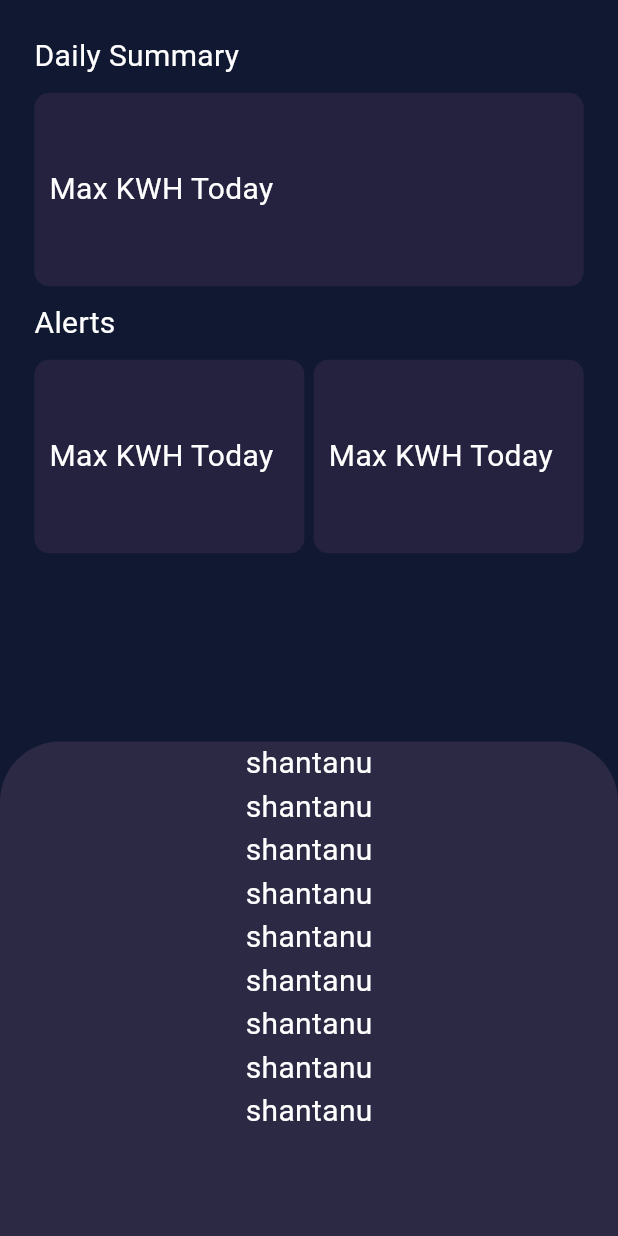
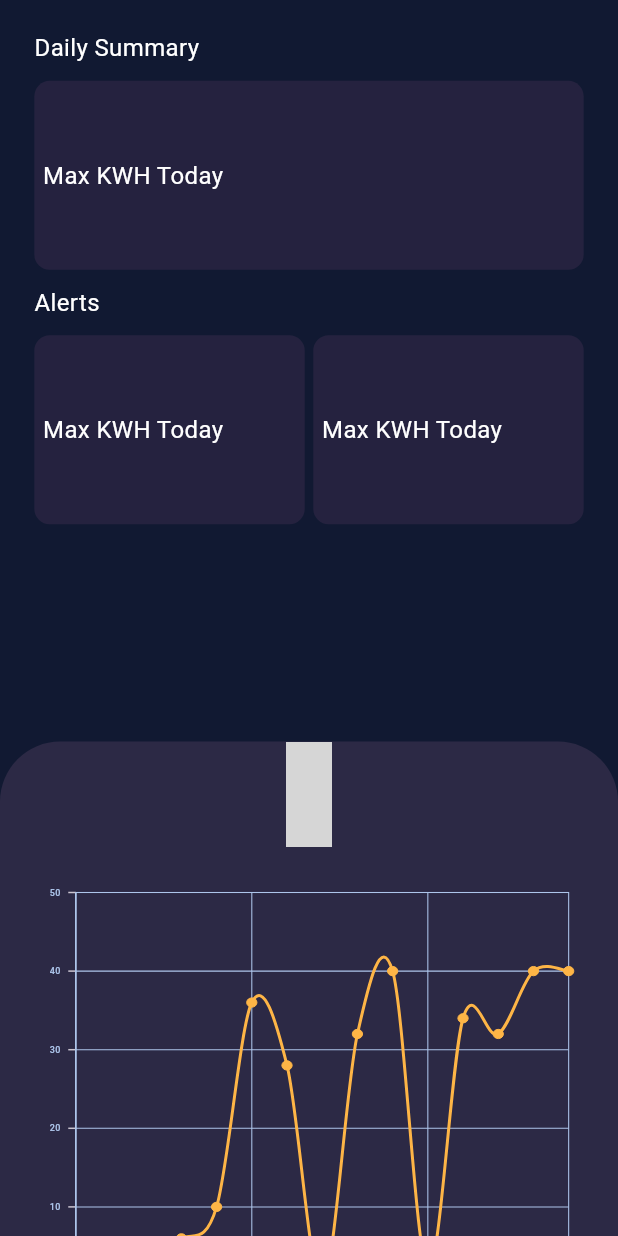
Before and after one commit to rupendra-yadav/orivo_app, a Flutter app: the Home screen opened directly, on a phone screen of 412 x 824 dp. Run offline on Flutter 3.47's test engine with Material 3 defaults, Android fonts, the phone set to English and light mode, and no system bars; our stand-ins replace flutter_screenutil, get, iconsax, pin_code_fields, syncfusion_flutter_charts; Roboto replaces fonts that are missing (Euclid); grey boxes are pictures that could not be loaded.

Commit message:
push till Graph

```diff
--- a/lib/common/widgets/text/text_view.dart
+++ b/lib/common/widgets/text/text_view.dart
@@ -7,7 +7,7 @@ class TextView extends StatelessWidget {
     super.key,
     required this.text,
     this.textColor = TColors.white,
-    this.fontSize = 20,
+    this.fontSize = 16,
   });
 
   final String text;
--- a/lib/features/authentication/view/register.dart
+++ b/lib/features/authentication/view/register.dart
@@ -76,8 +76,8 @@ class Register extends StatelessWidget {
               ///Login button
               Center(
                 child: Button(
-                  height: 54,
-                  minWidth: 185,
+                  height: 54.h,
+                  minWidth: 185.w,
                   title: TTexts.continu,
                   onPressed: () => Get.to(() => const NavigationScreen()),
                 ),
--- a/lib/features/authentication/view/send_otp.dart
+++ b/lib/features/authentication/view/send_otp.dart
@@ -63,8 +63,8 @@ class SendOtp extends StatelessWidget {
               ///Login button
               Center(
                 child: Button(
-                  height: 54,
-                  minWidth: 185,
+                  height: 54.h,
+                  minWidth: 185.w,
                   title: TTexts.send_otp,
                   onPressed: ()=>Get.to(()=>const VerifyOtp()),
                 ),
--- a/lib/features/device_details/view/device_detail_navigation_screen.dart
+++ b/lib/features/device_details/view/device_detail_navigation_screen.dart
@@ -30,10 +30,10 @@ class DeviceDetailsNavigationScreen extends StatelessWidget {
             unselectedItemColor: TColors.primaryLight1,
             backgroundColor: TColors.primaryDark2,
             selectedLabelStyle: TextStyle(
-                fontWeight: FontWeight.w600, fontSize: 12 * TDeviceUtils.sw),
+                fontWeight: FontWeight.w600, fontSize: 12 ),
             unselectedLabelStyle: TextStyle(
-                fontWeight: FontWeight.w600, fontSize: 10 * TDeviceUtils.sw),
-            iconSize: 25 * TDeviceUtils.sw,
+                fontWeight: FontWeight.w600, fontSize: 10 ),
+            iconSize: 25 ,
             items: const [
               BottomNavigationBarItem(
                   icon: Icon(Iconsax.home), label: TTexts.home),
--- a/lib/features/device_details/view/device_detail_screens/home.dart
+++ b/lib/features/device_details/view/device_detail_screens/home.dart
@@ -1,3 +1,4 @@
+import 'package:auro/features/device_details/view/device_detail_screens/widgets/data_item_card.dart';
 import 'package:auro/features/device_details/view/device_detail_screens/widgets/text_view_card.dart';
 import 'package:auro/utils/constant/colors.dart';
 import 'package:auro/utils/constant/text_strings.dart';
@@ -5,6 +6,8 @@ import 'package:auro/utils/device/device_utility.dart';
 import 'package:auro/utils/styles/spacing_style.dart';
 import 'package:flutter/material.dart';
 import 'package:flutter_screenutil/flutter_screenutil.dart';
+import 'package:iconsax/iconsax.dart';
+import 'package:syncfusion_flutter_charts/charts.dart';
 
 import '../../../../common/widgets/text/text_view.dart';
 
@@ -40,13 +43,17 @@ class Home extends StatelessWidget {
                   ),
                   Row(
                     children: [
-                        TextViewCard(
+                      Expanded(
+                        child: TextViewCard(
                             cardText: TTexts.max_kwh_today,
-                            width: TDeviceUtils.getScreenWidth() / 2.w),
-                        const Spacer(),
-                        TextViewCard(
+                            width: TDeviceUtils.screenWidth / 2.w),
+                      ),
+                      SizedBox(width: 5.w),
+                      Expanded(
+                        child: TextViewCard(
                             cardText: TTexts.max_kwh_today,
-                            width: TDeviceUtils.getScreenWidth() / 2.w),
+                            width: TDeviceUtils.screenWidth / 2.w),
+                      ),
                     ],
                   ),
                 ],
@@ -58,7 +65,7 @@ class Home extends StatelessWidget {
           DraggableScrollableSheet(
             initialChildSize: 0.4,
             minChildSize: 0.4,
-                maxChildSize: 0.9,
+            maxChildSize: 0.93,
             builder: (context, scrollController) {
               return Container(
                 decoration: const BoxDecoration(
@@ -67,23 +74,139 @@ class Home extends StatelessWidget {
                         top: Radius.circular(40), bottom: Radius.zero)),
                 child: SingleChildScrollView(
                   controller: scrollController,
-                      child: const Column(
+                  child: Column(
                     children: [
-                          TextView(text: "shantanu"),
-                          TextView(text: "shantanu"),
-                          TextView(text: "shantanu"),
-                          TextView(text: "shantanu"),
-                          TextView(text: "shantanu"),
-                          TextView(text: "shantanu"),
-                          TextView(text: "shantanu"),
-                          TextView(text: "shantanu"),
-                          TextView(text: "shantanu"),
+                      ///icon to Drag
+                      const Center(
+                        child: Icon(
+                          Iconsax.minus,
+                          color: TColors.white,
+                          size: 70,
+                        ),
+                      ),
+
+                      ///Graph
+                      const Graph(),
+
+                      /// Select Data item
+                      const Center(
+                        child: TextView(
+                          text: TTexts.selectDataItems,
+                          fontSize: 14,
+                        ),
+                      ),
+
+                      /// list view and card
+                      Padding(
+                        padding: SpacingStyle.paddingWithDefaultSpace,
+                        child: SizedBox(
+                          height: 400.h,
+                          child: GridView.builder(
+                            scrollDirection: Axis.horizontal,
+                            gridDelegate:
+                                 SliverGridDelegateWithFixedCrossAxisCount(
+                                    crossAxisCount: 3,
+                                    mainAxisSpacing: 10.w,
+                                    crossAxisSpacing: 10.h,
+                                    childAspectRatio: 1),
+                            itemCount: 24,
+                            itemBuilder: (context, index) {
+                              return const DataItemCard(
+                                title: TTexts.uab,
+                                value: TTexts.values,
+                              );
+                            },
+                          ),
+                        ),
+                      ),
                     ],
                   ),
                 ),
               );
-                })
+            },
+          ),
         ],
-        ));
+      ),
+    );
   }
 }
+
+class Graph extends StatelessWidget {
+  const Graph({
+    super.key,
+  });
+
+  @override
+  Widget build(BuildContext context) {
+    return Padding(
+      padding: SpacingStyle.paddingWithDefaultSpace,
+      child: SfCartesianChart(
+        plotAreaBorderColor: TColors.primaryLight2,
+        zoomPanBehavior: ZoomPanBehavior(
+          enablePinching: true, // Enables pinch zooming
+          enablePanning: true, // Enables panning
+          enableDoubleTapZooming: true, // Enables double-tap zooming
+          enableMouseWheelZooming:
+              true, // Enables mouse wheel zooming (for web)
+        ),
+        primaryXAxis: const NumericAxis(
+          axisLine: AxisLine(color: TColors.primaryLight2),
+          labelStyle: TextStyle(color: TColors.primaryLight2, fontSize: 6),
+          majorGridLines: MajorGridLines(color: TColors.primaryLight2),
+        ),
+        primaryYAxis: const NumericAxis(
+          axisLine: AxisLine(color: TColors.primaryLight2),
+          labelStyle: TextStyle(color: TColors.primaryLight2, fontSize: 6),
+          majorGridLines: MajorGridLines(color: TColors.primaryLight2),
+        ),
+        series: <CartesianSeries>[
+          SplineSeries<SalesData, double>(
+            animationDuration: 2000,
+            dataSource: chartData,
+            xValueMapper: (SalesData sales, _) => sales.year,
+            yValueMapper: (SalesData sales, _) => sales.sales,
+            color: TColors.graphLine,
+
+            /// marker Setting to get dots in the graph
+            markerSettings: MarkerSettings(
+              isVisible: true,
+              shape: DataMarkerType.circle,
+              color: TColors.graphLine,
+              height: 6.h,
+              width: 6.w,
+              // Customize the color of the marker
+              borderWidth: 0,
+              // Customize the border width of the marker
+              borderColor: TColors.graphLine,
+            ),
+          ),
+        ],
+      ),
+    );
+  }
+}
+
+class SalesData {
+  SalesData(this.year, this.sales);
+
+  final double year;
+  final double sales;
+}
+
+final List<SalesData> chartData = [
+  SalesData(2010, 1),
+  SalesData(2011, 2),
+  SalesData(2012, 5),
+  SalesData(2013, 6),
+  SalesData(2014, 10),
+  SalesData(2015, 36),
+  SalesData(2016, 28),
+  SalesData(2017, 0),
+  SalesData(2018, 32),
+  SalesData(2019, 40),
+  SalesData(2020, 2),
+  SalesData(2021, 34),
+  SalesData(2022, 32),
+  SalesData(2023, 40),
+  SalesData(2024, 40)
+];
--- a/lib/features/device_details/view/device_detail_screens/widgets/text_view_card.dart
+++ b/lib/features/device_details/view/device_detail_screens/widgets/text_view_card.dart
@@ -1,4 +1,5 @@
 import 'package:flutter/material.dart';
+import 'package:flutter_screenutil/flutter_screenutil.dart';
 
 import '../../../../../common/widgets/text/text_view.dart';
 import '../../../../../utils/constant/colors.dart';
@@ -12,18 +13,18 @@ class TextViewCard extends StatelessWidget {
 
   final String cardText;
   final double width;
+
   @override
   Widget build(BuildContext context) {
     return Padding(
-      padding: const EdgeInsets.symmetric(vertical: 10.0),
+      padding:  EdgeInsets.symmetric(vertical: 10.h),
       child: Container(
         width: width,
         decoration: BoxDecoration(
             color: TColors.primaryDark1,
-            borderRadius: BorderRadius.circular(10)),
-        child:  Padding(
-          padding:
-          const EdgeInsets.symmetric(vertical: 50.0, horizontal: 10),
+            borderRadius: BorderRadius.circular(10.r)),
+        child: Padding(
+          padding:  EdgeInsets.symmetric(vertical: 50.0.h, horizontal: 5.w),
           child: TextView(text: cardText),
         ),
       ),
--- a/lib/features/device_details/view/widgets/device_details_app_bar.dart
+++ b/lib/features/device_details/view/widgets/device_details_app_bar.dart
@@ -1,6 +1,7 @@
 import 'package:auro/features/device_details/view/device_detail_screens/settings.dart';
 import 'package:auro/features/notificaations/view/notifications.dart';
 import 'package:flutter/material.dart';
+import 'package:flutter_screenutil/flutter_screenutil.dart';
 import 'package:get/get.dart';
 import 'package:iconsax/iconsax.dart';
 
@@ -20,7 +21,7 @@ class DeviceDetailsAppBar extends StatelessWidget implements PreferredSizeWidget
     return AppBar(
       backgroundColor: TColors.primaryDark2,
       titleSpacing: 0,
-      elevation: 5 * TDeviceUtils.sw,
+      elevation: 5.h,
       automaticallyImplyLeading: false,
       leading: IconButton(onPressed: ()=>Navigator.pop(context), icon: const Icon(Iconsax.arrow_left,color: TColors.secondary,size: 30,)),
       title: Container(
--- a/lib/myapp.dart
+++ b/lib/myapp.dart
@@ -23,7 +23,7 @@ class Myapp extends StatelessWidget {
         theme: TAppTheme.lightTheme,
         darkTheme: TAppTheme.darkTheme,
         debugShowCheckedModeBanner: true,
-        home: const Login(),
+        home: Login(),
       ),
     );
   }
--- a/lib/utils/constant/colors.dart
+++ b/lib/utils/constant/colors.dart
@@ -13,6 +13,7 @@ class TColors {
 
   static const Color green = Color(0xFF00820D);
   static const Color ochre = Color(0xFF9F6000);
+  static const Color graphLine = Color(0xFFFEB546);
 
   static const Color secondary = Color(0xFF0CF2E0);
   static const Color secondaryDark1 = Color(0xFF385000);
--- a/lib/utils/constant/sizes.dart
+++ b/lib/utils/constant/sizes.dart
@@ -35,9 +35,9 @@ class TSizes {
   static const double imageThumbSize = 80.0;
 
   // Default spacing between sections
-  static double defaultSpace = 20.0 * TDeviceUtils.sw;
-  static  double spaceBtwItems = 15.0 * TDeviceUtils.sw;
-  static  double spaceBtwSections = 25.0 * TDeviceUtils.sw;
+  static double defaultSpace = 20.0 ;
+  static  double spaceBtwItems = 15.0 ;
+  static  double spaceBtwSections = 25.0 ;
 
   // Border radius
   static const double borderRadiusSm = 4.0;
--- a/lib/utils/constant/text_strings.dart
+++ b/lib/utils/constant/text_strings.dart
@@ -47,4 +47,7 @@ class TTexts{
   static const String dailySummary  = "Daily Summary";
   static const String max_kwh_today  = "Max KWH Today";
   static const String alerts  = "Alerts";
+  static const String selectDataItems  = "Select Data item";
+  static const String uab  = "Uab (V)";
+  static const String values  = "0";
 }
--- a/lib/utils/device/device_utility.dart
+++ b/lib/utils/device/device_utility.dart
@@ -118,15 +118,10 @@ class TDeviceUtils {
   }
 
 
-
-  static const double referenceWidth = 360;
-  static const double referenceHeight = 800;
-
   static double get screenWidth => MediaQuery.of(Get.context!).size.width;
   static double get screenHeight => MediaQuery.of(Get.context!).size.height;
 
-  static double get sw => screenWidth / referenceWidth;
-  static double get sh => referenceHeight / screenHeight;
+
 
 // Add more device utility methods as per your specific requirements.
 }
--- a/lib/utils/styles/spacing_style.dart
+++ b/lib/utils/styles/spacing_style.dart
@@ -1,19 +1,20 @@
 
 import 'package:flutter/cupertino.dart';
+import 'package:flutter_screenutil/flutter_screenutil.dart';
 
 import '../constant/sizes.dart';
 
 class SpacingStyle {
   static EdgeInsetsGeometry paddingWithAppBarHeight = EdgeInsets.only(
-    top: TSizes.appBarHeight,
-    left: TSizes.defaultSpace,
-    right: TSizes.defaultSpace,
-    bottom: TSizes.defaultSpace,
+    top: 50.h,
+      left: 20.w,
+      right: 20.w,
+      bottom: 20.h
   );
   static EdgeInsetsGeometry paddingWithDefaultSpace = EdgeInsets.only(
-    top: TSizes.defaultSpace,
-    left: TSizes.defaultSpace,
-    right: TSizes.defaultSpace,
-    bottom: TSizes.defaultSpace,
+    top: 20.h,
+    left: 20.w,
+    right: 20.w,
+    bottom: 20.h
   );
 }
--- a/pubspec.yaml
+++ b/pubspec.yaml
@@ -56,6 +56,7 @@ dependencies:
   iconsax: ^0.0.8
   flutter_screenutil: ^5.9.3
   draggable_bottom_sheet: ^1.0.2
+  syncfusion_flutter_charts: ^25.2.7
 
 dev_dependencies:
   flutter_test:
```
Also changed, not shown: lib/common/widgets/inputFields/input_text.dart (+6 -1 lines), lib/features/authentication/view/login.dart (+18 -8 lines), lib/features/authentication/view/verify_otp.dart (+4 -4 lines), lib/features/device_details/view/device_detail_screens/widgets/data_item_card.dart (added, +42 -0 lines), lib/features/navigation/view/navigation_screen.dart (+8 -7 lines), lib/utils/validate/validate.dart (added, +73 -0 lines), pubspec.lock. Lines whose indentation alone changed are shown as unchanged.
